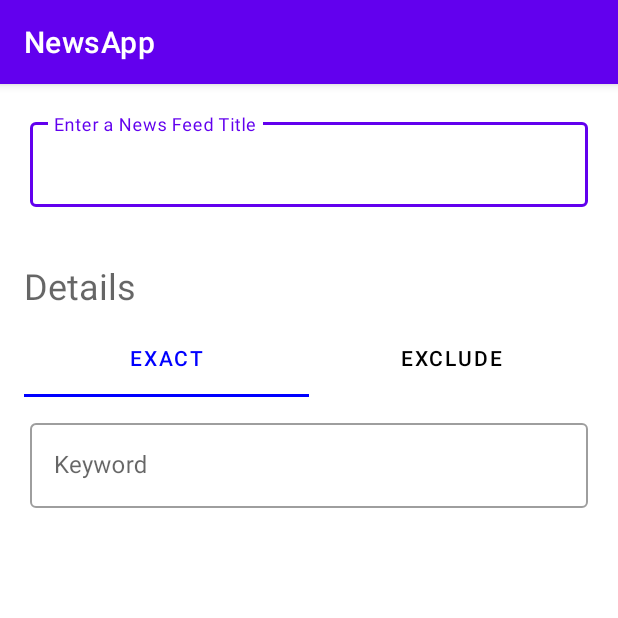
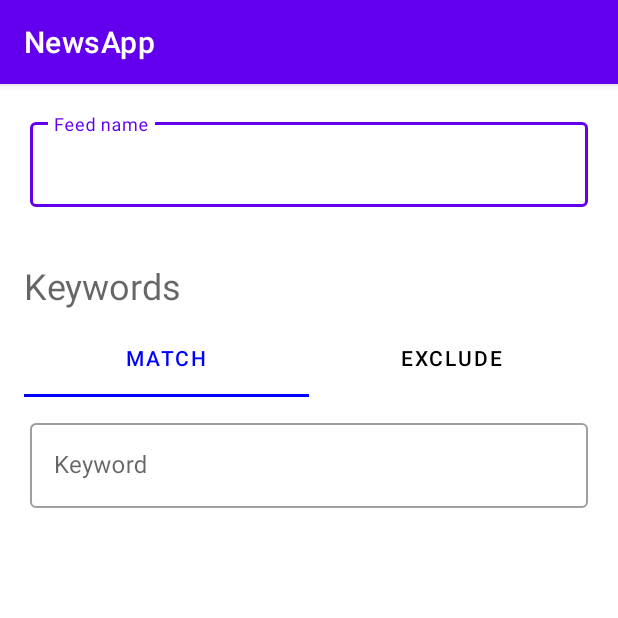
Before and after one commit to michael-m-truong/RSS-News-App, an Android app: the fragment NewsFeedDetailFragment shown on its own in the app's theme, on a phone screen of 412 x 824 dp, the top half of it. Run offline under Robolectric (Android 15) with nearby library versions, the phone set to English and light mode, and no system bars; 4 statements that could not run were skipped.

Commit message:
strings: Improve titles and labels
Signed-off-by: Tyler Nijmeh <tylernij@gmail.com>

```diff
--- a/app/src/main/res/values/strings.xml
+++ b/app/src/main/res/values/strings.xml
@@ -1,12 +1,12 @@
 <resources>
     <string name="app_name">NewsApp</string>
 
-    <string name="newsfeed_title">Enter a News Feed Title</string>
-    <string name="newsfeed_title_label">Title</string>
+    <string name="newsfeed_title">Feed name</string>
+    <string name="newsfeed_title_label">My custom feed</string>
     <string name="wordbank_label">Word Bank</string>
 
-    <string name="newsfeed_details_label">Details</string>
+    <string name="newsfeed_details_label">Keywords</string>
     <string name="new_newsfeed">New Newsfeed</string>
-    <string name="exact_button">Exact</string>
+    <string name="exact_button">Match</string>
     <string name="exclude_button">Exclude</string>
 </resources>
```
